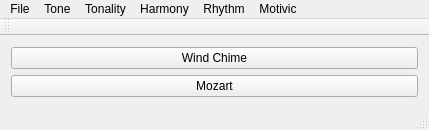
This is mainwindow.ui in fenixnix/AlgorithmicMusic as Qt 5 draws it before an edit. The edited form follows.
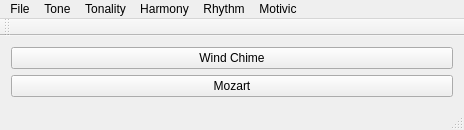
This is the edited form.

What changed in the file:
```diff
--- a/mainwindow.ui
+++ b/mainwindow.ui
@@ -6,7 +6,7 @@
    <rect>
     <x>0</x>
     <y>0</y>
-    <width>429</width>
+    <width>464</width>
     <height>120</height>
    </rect>
   </property>
@@ -36,7 +36,7 @@
     <rect>
      <x>0</x>
      <y>0</y>
-     <width>429</width>
+     <width>464</width>
      <height>17</height>
     </rect>
    </property>
```
Left out of the diff: 6 changed lines with no effect on the pictures.
